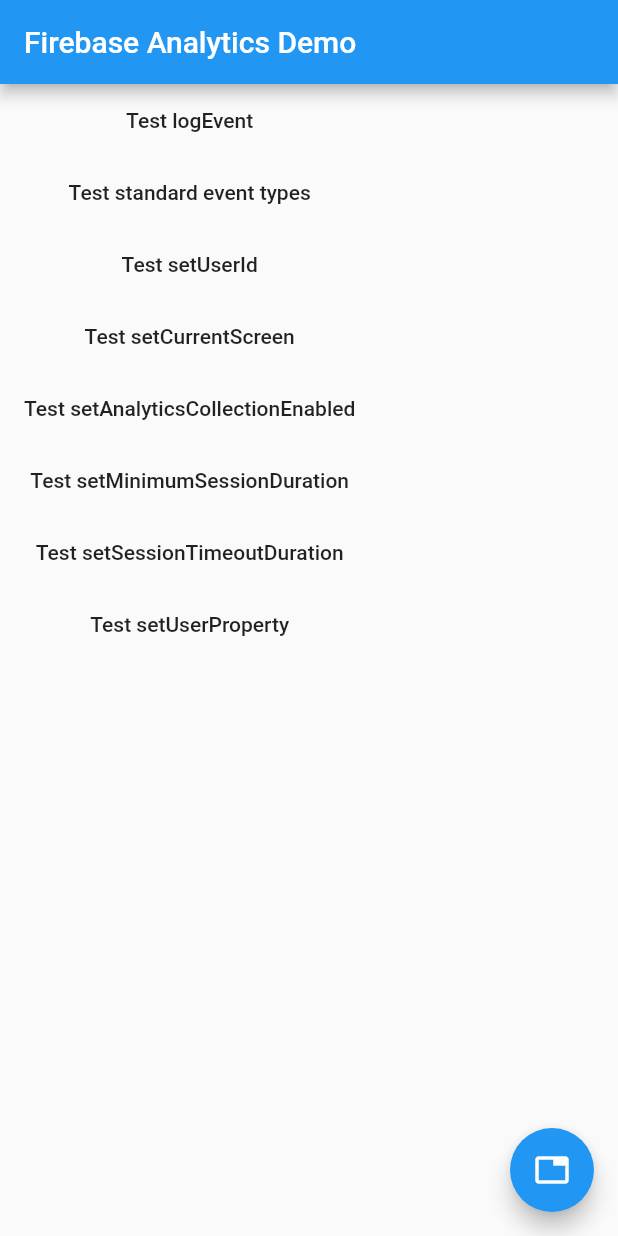
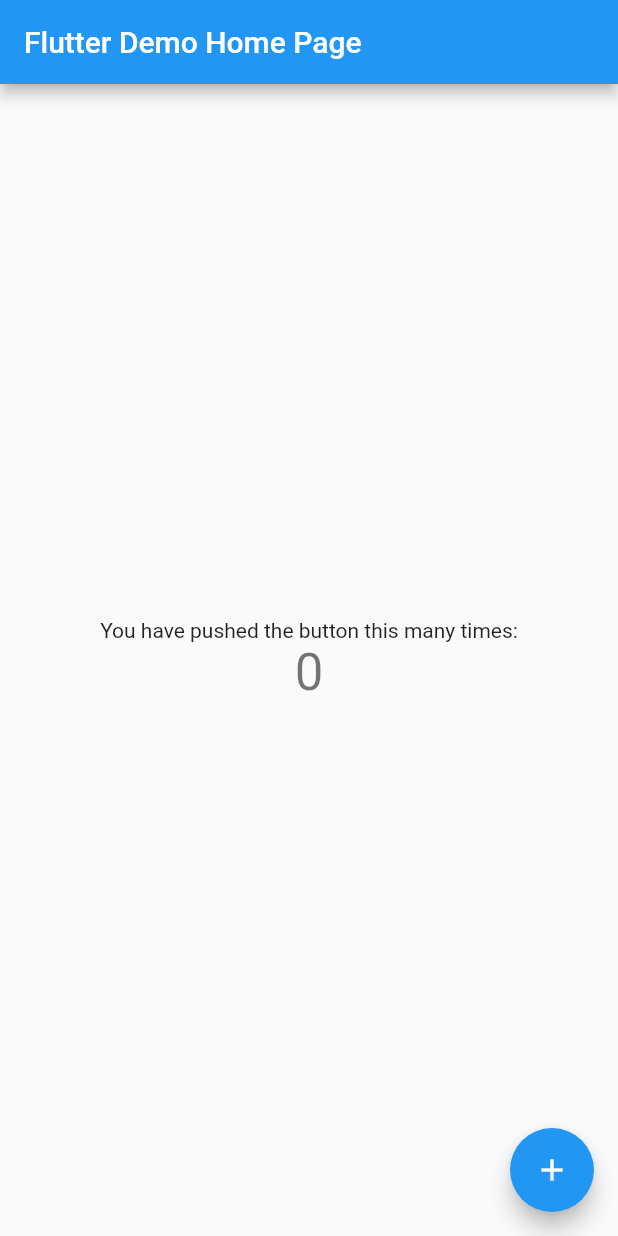
Before and after one commit to poacpm/poac-app, a Flutter app: the screen it shows after launch, on a phone screen of 412 x 824 dp. Run offline on Flutter 3.47's test engine with Material 2 defaults, Android fonts, the phone set to English and light mode, and no system bars.

Commit message:
Some fixes

```diff
--- a/lib/main.dart
+++ b/lib/main.dart
@@ -1,362 +1,111 @@
-// Copyright 2017 The Chromium Authors. All rights reserved.
-// Use of this source code is governed by a BSD-style license that can be
-// found in the LICENSE file.
+import 'package:flutter/material.dart';
 
-import 'dart:io';
-import 'dart:async';
-
-import 'package:flutter/material.dart';
-import 'package:firebase_analytics/firebase_analytics.dart';
-import 'package:firebase_analytics/observer.dart';
-import 'package:firebase_admob/firebase_admob.dart';
-
-import 'tabs_page.dart';
-
-void main() {
-  runApp(MyApp());
-}
+void main() => runApp(MyApp());
 
 class MyApp extends StatelessWidget {
-  static FirebaseAnalytics analytics = FirebaseAnalytics();
-  static FirebaseAnalyticsObserver observer =
-  FirebaseAnalyticsObserver(analytics: analytics);
-
+  // This widget is the root of your application.
   @override
   Widget build(BuildContext context) {
     return MaterialApp(
-      title: 'Firebase Analytics Demo',
+      title: 'Flutter Demo',
       theme: ThemeData(
+        // This is the theme of your application.
+        //
+        // Try running your application with "flutter run". You'll see the
+        // application has a blue toolbar. Then, without quitting the app, try
+        // changing the primarySwatch below to Colors.green and then invoke
+        // "hot reload" (press "r" in the console where you ran "flutter run",
+        // or simply save your changes to "hot reload" in a Flutter IDE).
+        // Notice that the counter didn't reset back to zero; the application
+        // is not restarted.
         primarySwatch: Colors.blue,
       ),
-      navigatorObservers: <NavigatorObserver>[observer],
-      home: MyHomePage(
-        title: 'Firebase Analytics Demo',
-        analytics: analytics,
-        observer: observer,
-      ),
+      home: MyHomePage(title: 'Flutter Demo Home Page'),
     );
   }
 }
 
 class MyHomePage extends StatefulWidget {
-  MyHomePage({Key key, this.title, this.analytics, this.observer})
-      : super(key: key);
+  MyHomePage({Key key, this.title}) : super(key: key);
+
+  // This widget is the home page of your application. It is stateful, meaning
+  // that it has a State object (defined below) that contains fields that affect
+  // how it looks.
+
+  // This class is the configuration for the state. It holds the values (in this
+  // case the title) provided by the parent (in this case the App widget) and
+  // used by the build method of the State. Fields in a Widget subclass are
+  // always marked "final".
 
   final String title;
-  final FirebaseAnalytics analytics;
-  final FirebaseAnalyticsObserver observer;
 
   @override
-  _MyHomePageState createState() => _MyHomePageState(analytics, observer);
+  _MyHomePageState createState() => _MyHomePageState();
 }
 
 class _MyHomePageState extends State<MyHomePage> {
-  _MyHomePageState(this.analytics, this.observer);
+  int _counter = 0;
 
-  final FirebaseAnalyticsObserver observer;
-  final FirebaseAnalytics analytics;
-  String _message = '';
-
-  void setMessage(String message) {
+  void _incrementCounter() {
     setState(() {
-      _message = message;
+      // This call to setState tells the Flutter framework that something has
+      // changed in this State, which causes it to rerun the build method below
+      // so that the display can reflect the updated values. If we changed
+      // _counter without calling setState(), then the build method would not be
+      // called again, and so nothing would appear to happen.
+      _counter++;
     });
-  }
-
-  BannerAd _bannerAd;
-  @override
-  void dispose() {
-    _bannerAd.dispose();
-    super.dispose();
-  }
-
-  @override
-  void initState() {
-    super.initState();
-    String appId;
-    if (Platform.isIOS) {
-      appId = "ca-app-pub-6983537786292042/7256631236";
-    } else if (Platform.isAndroid) {
-      appId = "ca-app-pub-6983537786292042/3190238886";
-    }
-    FirebaseAdMob.instance.initialize(appId: appId);
-    _bannerAd = _createAd(appId)
-      ..load()
-      ..show();
-  }
-
-  BannerAd _createAd(String appId) {
-    return BannerAd(
-      adUnitId: appId,
-      size: AdSize.banner,
-      listener: (MobileAdEvent event) {
-        print("BannerAd event $event");
-      },
-    );
-  }
-
-  Future<void> _sendAnalyticsEvent() async {
-    await analytics.logEvent(
-      name: 'test_event',
-      parameters: <String, dynamic>{
-        'string': 'string',
-        'int': 42,
-        'long': 12345678910,
-        'double': 42.0,
-        'bool': true,
-      },
-    );
-    setMessage('logEvent succeeded');
-  }
-
-  Future<void> _testSetUserId() async {
-    await analytics.setUserId('some-user');
-    setMessage('setUserId succeeded');
-  }
-
-  Future<void> _testSetCurrentScreen() async {
-    await analytics.setCurrentScreen(
-      screenName: 'Analytics Demo',
-      screenClassOverride: 'AnalyticsDemo',
-    );
-    setMessage('setCurrentScreen succeeded');
-  }
-
-  Future<void> _testSetAnalyticsCollectionEnabled() async {
-    await analytics.setAnalyticsCollectionEnabled(false);
-    await analytics.setAnalyticsCollectionEnabled(true);
-    setMessage('setAnalyticsCollectionEnabled succeeded');
-  }
-
-  Future<void> _testSetMinimumSessionDuration() async {
-    await analytics.android?.setMinimumSessionDuration(20000);
-    setMessage('setMinimumSessionDuration succeeded');
-  }
-
-  Future<void> _testSetSessionTimeoutDuration() async {
-    await analytics.android?.setSessionTimeoutDuration(2000000);
-    setMessage('setSessionTimeoutDuration succeeded');
-  }
-
-  Future<void> _testSetUserProperty() async {
-    await analytics.setUserProperty(name: 'regular', value: 'indeed');
-    setMessage('setUserProperty succeeded');
-  }
-
-  Future<void> _testAllEventTypes() async {
-    await analytics.logAddPaymentInfo();
-    await analytics.logAddToCart(
-      currency: 'USD',
-      value: 123.0,
-      itemId: 'test item id',
-      itemName: 'test item name',
-      itemCategory: 'test item category',
-      quantity: 5,
-      price: 24.0,
-      origin: 'test origin',
-      itemLocationId: 'test location id',
-      destination: 'test destination',
-      startDate: '2015-09-14',
-      endDate: '2015-09-17',
-    );
-    await analytics.logAddToWishlist(
-      itemId: 'test item id',
-      itemName: 'test item name',
-      itemCategory: 'test item category',
-      quantity: 5,
-      price: 24.0,
-      value: 123.0,
-      currency: 'USD',
-      itemLocationId: 'test location id',
-    );
-    await analytics.logAppOpen();
-    await analytics.logBeginCheckout(
-      value: 123.0,
-      currency: 'USD',
-      transactionId: 'test tx id',
-      numberOfNights: 2,
-      numberOfRooms: 3,
-      numberOfPassengers: 4,
-      origin: 'test origin',
-      destination: 'test destination',
-      startDate: '2015-09-14',
-      endDate: '2015-09-17',
-      travelClass: 'test travel class',
-    );
-    await analytics.logCampaignDetails(
-      source: 'test source',
-      medium: 'test medium',
-      campaign: 'test campaign',
-      term: 'test term',
-      content: 'test content',
-      aclid: 'test aclid',
-      cp1: 'test cp1',
-    );
-    await analytics.logEarnVirtualCurrency(
-      virtualCurrencyName: 'bitcoin',
-      value: 345.66,
-    );
-    await analytics.logEcommercePurchase(
-      currency: 'USD',
-      value: 432.45,
-      transactionId: 'test tx id',
-      tax: 3.45,
-      shipping: 5.67,
-      coupon: 'test coupon',
-      location: 'test location',
-      numberOfNights: 3,
-      numberOfRooms: 4,
-      numberOfPassengers: 5,
-      origin: 'test origin',
-      destination: 'test destination',
-      startDate: '2015-09-13',
-      endDate: '2015-09-14',
-      travelClass: 'test travel class',
-    );
-    await analytics.logGenerateLead(
-      currency: 'USD',
-      value: 123.45,
-    );
-    await analytics.logJoinGroup(
-      groupId: 'test group id',
-    );
-    await analytics.logLevelUp(
-      level: 5,
-      character: 'witch doctor',
-    );
-    await analytics.logLogin();
-    await analytics.logPostScore(
-      score: 1000000,
-      level: 70,
-      character: 'tiefling cleric',
-    );
-    await analytics.logPresentOffer(
-      itemId: 'test item id',
-      itemName: 'test item name',
-      itemCategory: 'test item category',
-      quantity: 6,
-      price: 3.45,
-      value: 67.8,
-      currency: 'USD',
-      itemLocationId: 'test item location id',
-    );
-    await analytics.logPurchaseRefund(
-      currency: 'USD',
-      value: 45.67,
-      transactionId: 'test tx id',
-    );
-    await analytics.logSearch(
-      searchTerm: 'hotel',
-      numberOfNights: 2,
-      numberOfRooms: 1,
-      numberOfPassengers: 3,
-      origin: 'test origin',
-      destination: 'test destination',
-      startDate: '2015-09-14',
-      endDate: '2015-09-16',
-      travelClass: 'test travel class',
-    );
-    await analytics.logSelectContent(
-      contentType: 'test content type',
-      itemId: 'test item id',
-    );
-    await analytics.logShare(
-      contentType: 'test content type',
-      itemId: 'test item id',
-    );
-    await analytics.logSignUp(
-      signUpMethod: 'test sign up method',
-    );
-    await analytics.logSpendVirtualCurrency(
-      itemName: 'test item name',
-      virtualCurrencyName: 'bitcoin',
-      value: 34,
-    );
-    await analytics.logTutorialBegin();
-    await analytics.logTutorialComplete();
-    await analytics.logUnlockAchievement(id: 'all Firebase API covered');
-    await analytics.logViewItem(
-      itemId: 'test item id',
-      itemName: 'test item name',
-      itemCategory: 'test item category',
-      itemLocationId: 'test item location id',
-      price: 3.45,
-      quantity: 6,
-      currency: 'USD',
-      value: 67.8,
-      flightNumber: 'test flight number',
-      numberOfPassengers: 3,
-      numberOfRooms: 1,
-      numberOfNights: 2,
-      origin: 'test origin',
-      destination: 'test destination',
-      startDate: '2015-09-14',
-      endDate: '2015-09-15',
-      searchTerm: 'test search term',
-      travelClass: 'test travel class',
-    );
-    await analytics.logViewItemList(
-      itemCategory: 'test item category',
-    );
-    await analytics.logViewSearchResults(
-      searchTerm: 'test search term',
-    );
-    setMessage('All standard events logged successfully');
   }
 
   @override
   Widget build(BuildContext context) {
+    // This method is rerun every time setState is called, for instance as done
+    // by the _incrementCounter method above.
+    //
+    // The Flutter framework has been optimized to make rerunning build methods
+    // fast, so that you can just rebuild anything that needs updating rather
+    // than having to individually change instances of widgets.
     return Scaffold(
       appBar: AppBar(
+        // Here we take the value from the MyHomePage object that was created by
+        // the App.build method, and use it to set our appbar title.
         title: Text(widget.title),
       ),
-      body: Column(
-        children: <Widget>[
-          MaterialButton(
-            child: const Text('Test logEvent'),
-            onPressed: _sendAnalyticsEvent,
-          ),
-          MaterialButton(
-            child: const Text('Test standard event types'),
-            onPressed: _testAllEventTypes,
-          ),
-          MaterialButton(
-            child: const Text('Test setUserId'),
-            onPressed: _testSetUserId,
-          ),
-          MaterialButton(
-            child: const Text('Test setCurrentScreen'),
-            onPressed: _testSetCurrentScreen,
-          ),
-          MaterialButton(
-            child: const Text('Test setAnalyticsCollectionEnabled'),
-            onPressed: _testSetAnalyticsCollectionEnabled,
-          ),
-          MaterialButton(
-            child: const Text('Test setMinimumSessionDuration'),
-            onPressed: _testSetMinimumSessionDuration,
-          ),
-          MaterialButton(
-            child: const Text('Test setSessionTimeoutDuration'),
-            onPressed: _testSetSessionTimeoutDuration,
-          ),
-          MaterialButton(
-            child: const Text('Test setUserProperty'),
-            onPressed: _testSetUserProperty,
-          ),
-          Text(_message,
-              style: const TextStyle(color: Color.fromARGB(255, 0, 155, 0))),
-        ],
+      body: Center(
+        // Center is a layout widget. It takes a single child and positions it
+        // in the middle of the parent.
+        child: Column(
+          // Column is also layout widget. It takes a list of children and
+          // arranges them vertically. By default, it sizes itself to fit its
+          // children horizontally, and tries to be as tall as its parent.
+          //
+          // Invoke "debug painting" (press "p" in the console, choose the
+          // "Toggle Debug Paint" action from the Flutter Inspector in Android
+          // Studio, or the "Toggle Debug Paint" command in Visual Studio Code)
+          // to see the wireframe for each widget.
+          //
+          // Column has various properties to control how it sizes itself and
+          // how it positions its children. Here we use mainAxisAlignment to
+          // center the children vertically; the main axis here is the vertical
+          // axis because Columns are vertical (the cross axis would be
+          // horizontal).
+          mainAxisAlignment: MainAxisAlignment.center,
+          children: <Widget>[
+            Text(
+              'You have pushed the button this many times:',
+            ),
+            Text(
+              '$_counter',
+              style: Theme.of(context).textTheme.display1,
+            ),
+          ],
+        ),
       ),
       floatingActionButton: FloatingActionButton(
-          child: const Icon(Icons.tab),
-          onPressed: () {
-            Navigator.of(context).push(MaterialPageRoute<TabsPage>(
-                settings: const RouteSettings(name: TabsPage.routeName),
-                builder: (BuildContext context) {
-                  return TabsPage(observer);
-                }));
-          }),
+        onPressed: _incrementCounter,
+        tooltip: 'Increment',
+        child: Icon(Icons.add),
+      ), // This trailing comma makes auto-formatting nicer for build methods.
     );
   }
 }
```
Also changed, not shown: lib/tabs_page.dart (deleted, +0 -96 lines), pubspec.yaml (+0 -10 lines), pubspec.lock, 22 other files.
